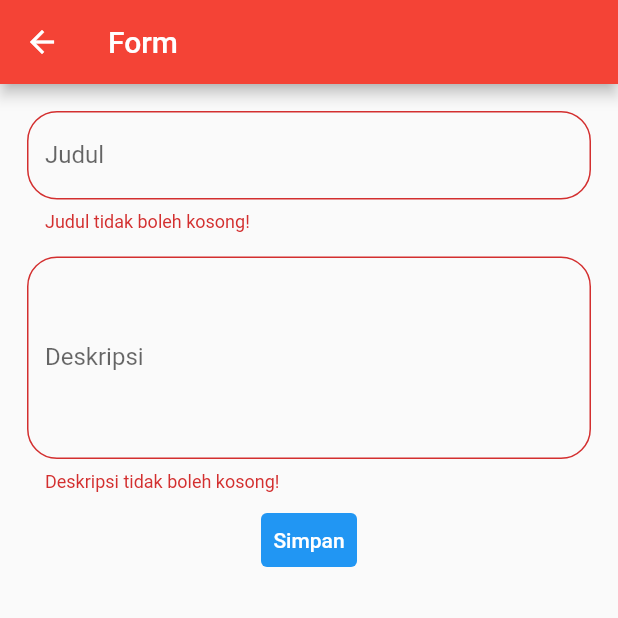
After one commit to AdrianRamadhan27/mercatura_mobile, a Flutter app: the KritikSaranForm screen opened by its route, after a tap on "Simpan", on a phone screen of 412 x 824 dp, the top half of it. The commit adds this screen. Run offline on Flutter 3.47's test engine with Material 2 defaults, Android fonts, the phone set to English and light mode, and no system bars; our stand-ins replace google_fonts; missing offline and left inert: pbp_django_auth.

Commit message:
adding local
adding local form

```diff
--- a/lib/config/api_config.dart
+++ b/lib/config/api_config.dart
@@ -1,2 +1,2 @@
-// const String apiUrl = "https://mercatura-id.up.railway.app";
-const String apiUrl = "http://127.0.0.1:8000";
+const String apiUrl = "https://mercatura-id.up.railway.app";
+// const String apiUrl = "http://127.0.0.1:8000";
--- /dev/null
+++ b/lib/kritiksaran/models/kritiksaran_anon.dart
@@ -0,0 +1,11 @@
+class KritikSaranAnon {
+    String judul;
+    String deskripsi;
+    static  List<KritikSaranAnon> KritikSaranAnonList = [];
+
+    KritikSaranAnon({required this.judul, required this.deskripsi});
+
+    static void tambahKritikSaran({judul, deskripsi}) {
+        KritikSaranAnonList.add(KritikSaranAnon(judul: judul, deskripsi:deskripsi));
+    }
+}
--- /dev/null
+++ b/lib/kritiksaran/pages/create_kritiksaran_anon.dart
@@ -0,0 +1,130 @@
+import 'package:flutter/material.dart';
+import 'show_kritiksaran_anon.dart';
+import '../models/kritiksaran_anon.dart';
+
+class KritikSaranForm extends StatefulWidget {
+    @override
+    _KritikSaranFormState createState() => new _KritikSaranFormState();
+}
+
+class _KritikSaranFormState extends State<KritikSaranForm> {
+    final _formKey = GlobalKey<FormState>();
+    String _judul = "";
+    String _deskripsi = "";
+    TextEditingController _controllerJudul = TextEditingController();
+    TextEditingController _controllerDeskripsi = TextEditingController();
+    @override
+    Widget build(BuildContext context) {
+        return Scaffold(
+            appBar: AppBar(
+                title: const Text('Form'),
+            ),
+
+            // drawer: appDrawer(context),
+
+            body: Form(
+            key: _formKey,
+            child: SingleChildScrollView (
+                child: Container(
+                padding: const EdgeInsets.all(10.0),
+                child: Column(
+                    children:[
+                        Padding (
+                         padding: const EdgeInsets.all(8.0),
+                        child: TextFormField(
+                            controller: _controllerJudul,
+                            decoration: new InputDecoration(
+                                hintText: "Judul Kritik atau Saran",
+                                labelText: "Judul",
+                                border: new OutlineInputBorder(
+                                    borderRadius: new BorderRadius.circular(20.0),
+                                ),
+                            ), // InputDecoration
+
+                            onChanged: (String? value) {
+                                setState(() {
+                                    _judul = value!;
+                                });
+                            },
+
+                            onSaved: (String? value) {
+                                setState(() {
+                                    _judul = value!;
+                                });
+                            },
+
+                            validator: (String? value) {
+                                if (value == null || value.isEmpty) {
+                                    return 'Judul tidak boleh kosong!';
+                                }
+                                return null;
+                            },
+
+
+                        ), //TextField
+                    ),
+
+                        Padding(
+                        padding: const EdgeInsets.all(8.0),
+                            child: TextFormField(
+                            controller: _controllerDeskripsi,
+                            maxLines: 5,
+                            decoration: new InputDecoration(
+                                hintText: "Deskripsi Kritik atau Saran",
+                                labelText: "Deskripsi",
+                                border: new OutlineInputBorder(
+                                borderRadius: new BorderRadius.circular(20.0),
+                                ),
+                            ), // InputDecoration
+
+
+                            onChanged: (String? value) {
+                                 setState(() {
+                                    _deskripsi = value!;
+                                 });
+                            },
+
+                            onSaved: (String? value) {
+                                 setState(() {
+                                    _deskripsi = value!;
+                                 });
+                            },
+
+                            validator: (String? value) {
+                                if (value == null || value.isEmpty) {
+                                    return 'Deskripsi tidak boleh kosong!';
+                                }
+                                return null;
+                            },
+
+                        ),
+                        ),
+
+                        TextButton(
+                            style: ButtonStyle(
+                                backgroundColor: MaterialStateProperty.all(Colors.blue),
+                            ),
+
+                            onPressed: () {
+
+                                if (_formKey.currentState!.validate()){
+                                    KritikSaranAnon.tambahKritikSaran(judul: _judul, deskripsi: _deskripsi);
+                                    _controllerJudul.clear();
+                                    _controllerDeskripsi.clear();
+                                }
+
+                            },
+                            child: const Text (
+                                "Simpan",
+                                style: TextStyle(color: Colors.white),
+                            ),
+                        ),
+
+                    ], // <Widget>[]
+                ), // Column
+                ),
+                ),
+            ),
+        );
+    }
+}
```
Also changed, not shown: lib/kritiksaran/pages/show_kritiksaran_anon.dart (added, +64 -0 lines), lib/main.dart (+4 -4 lines), 3 other files.
